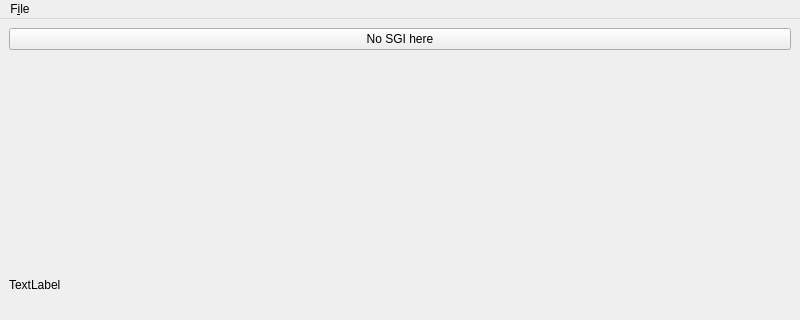
Above: applications/helloWorldQt/MainWindow.ui from aroth-fastprotect/sgi before the change; both pictures show x 0 to 800 and y 0 to 320 of the 800 by 600 pixel window. Below: the same form after it.
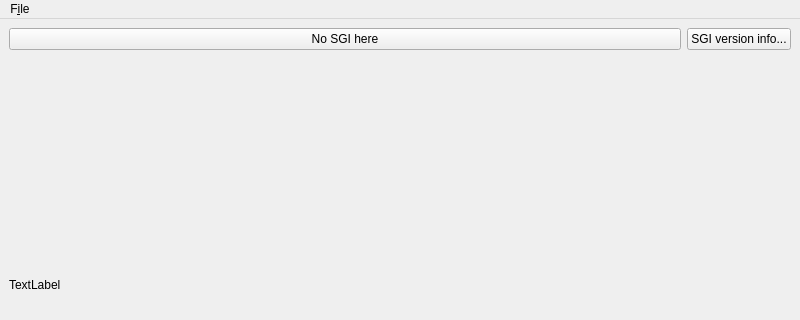
That is the form after the change.

Commit message: add button/menu to show SGI version info create simple functions to communicate with SGI loader qt image plugin

Patch:
```diff
--- a/applications/helloWorldQt/MainWindow.ui
+++ b/applications/helloWorldQt/MainWindow.ui
@@ -16,11 +16,28 @@
   <widget class="QWidget" name="centralwidget">
    <layout class="QVBoxLayout" name="verticalLayout">
     <item>
-     <widget class="QPushButton" name="noSGIButton">
-      <property name="text">
-       <string>No SGI here</string>
-      </property>
-     </widget>
+     <layout class="QHBoxLayout" name="horizontalLayout_2">
+      <item>
+       <widget class="QPushButton" name="noSGIButton">
+        <property name="sizePolicy">
+         <sizepolicy hsizetype="Expanding" vsizetype="Fixed">
+          <horstretch>0</horstretch>
+          <verstretch>0</verstretch>
+         </sizepolicy>
+        </property>
+        <property name="text">
+         <string>No SGI here</string>
+        </property>
+       </widget>
+      </item>
+      <item>
+       <widget class="QPushButton" name="sgiVersionInfoButton">
+        <property name="text">
+         <string>SGI version info...</string>
+        </property>
+       </widget>
+      </item>
+     </layout>
     </item>
     <item>
      <widget class="QLabel" name="image">
```
Left out of the diff: 43 changed lines with no effect on the pictures. The commit also changes 2 other files.
